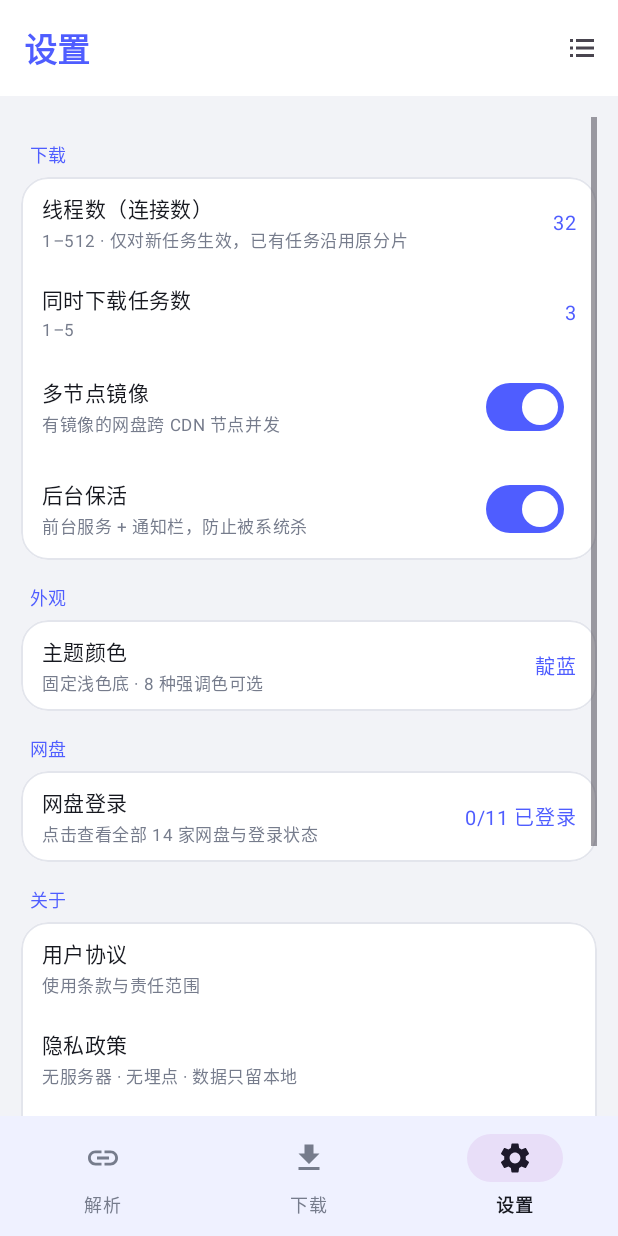
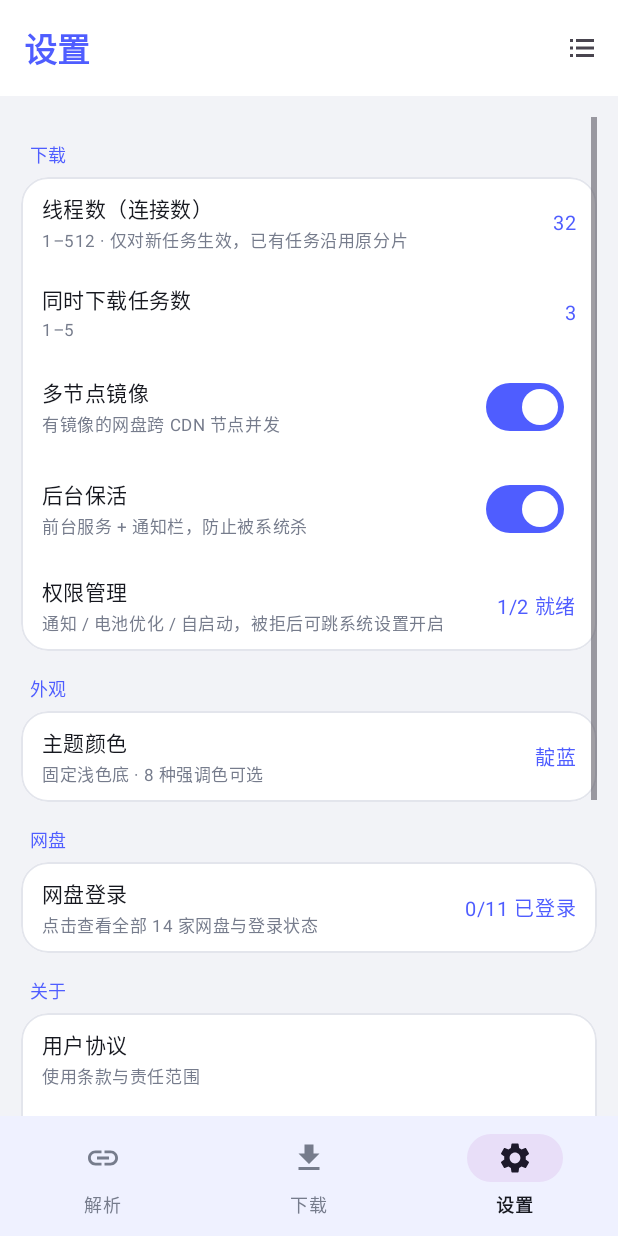
Before and after one commit to fanxing724/starbox, an Android app: the screen it shows after launch (MainActivity), item 3 of the bottom bar chosen, on a phone screen of 412 x 824 dp. Run offline under Robolectric (Android 15) with nearby library versions, the phone set to English and light mode, and no system bars.

Commit message:
0.9.15：新增权限管理页，保活权限被拒后可跳系统设置开启
设置 → 下载 → 权限管理（显示 X/Y 就绪）

四项状态与出路：
- 通知权限：13+ 可应用内申请；渠道被单独关闭时跳渠道设置；
  永久拒绝（系统不再弹窗）自动改跳应用通知设置
- 忽略电池优化：保活关键项，走 REQUEST_IGNORE_BATTERY_OPTIMIZATIONS；
  机型无该 Activity 时依次退到电池优化列表 / 应用详情页
- 存储权限：仅 ≤Android 9 需要，10+ 标注「无需」（走 MediaStore）
- 自启动/后台运行：厂商控制，无法程序化开启或读状态，
  给出各厂商常见位置说明并跳应用详情页

实现要点：
- 用 shouldShowRequestPermissionRationale + 已申请标记判断永久拒绝，
  避免反复弹无效窗
- 被拒后弹「去设置」明确出路，不把用户卡死
- onResume 重新读取真实状态，从系统设置回来即时刷新
- 通知状态同时检查总开关与 xbox_download 渠道 importance
- 页面底部常驻「系统应用详情页」「电池优化列表」两个兜底入口

```diff
--- a/app/build.gradle.kts
+++ b/app/build.gradle.kts
@@ -21,8 +21,8 @@ android {
         applicationId = "com.fanxing.xbox"
         minSdk = 24
         targetSdk = 34
-        versionCode = 24
-        versionName = "0.9.14"
+        versionCode = 25
+        versionName = "0.9.15"
     }
 
     signingConfigs {
--- a/app/src/main/AndroidManifest.xml
+++ b/app/src/main/AndroidManifest.xml
@@ -45,6 +45,7 @@
             android:configChanges="orientation|screenSize|keyboardHidden" />
         <activity android:name=".ui.PdfActivity" android:exported="false" />
         <activity android:name=".ui.LegalActivity" android:exported="false" />
+        <activity android:name=".ui.PermsActivity" android:exported="false" />
 
         <provider
             android:name="androidx.core.content.FileProvider"
--- /dev/null
+++ b/app/src/main/java/com/fanxing/xbox/ui/Perms.kt
@@ -0,0 +1,149 @@
+package com.fanxing.xbox.ui
+
+import android.Manifest
+import android.app.NotificationManager
+import android.content.Context
+import android.content.Intent
+import android.content.pm.PackageManager
+import android.net.Uri
+import android.os.Build
+import android.os.PowerManager
+import android.provider.Settings
+import androidx.core.app.NotificationManagerCompat
+import androidx.core.content.ContextCompat
+
+/**
+ * 权限与保活状态查询 + 跳转。
+ *
+ * 设计原则：任何一项被拒绝后，都必须能跳到系统设置手动开启，
+ * 不能因为「系统不再弹窗」就把用户卡死。
+ */
+object Perms {
+
+    enum class State { GRANTED, DENIED, NOT_APPLICABLE }
+
+    data class Item(
+        val key: String,
+        val title: String,
+        val why: String,
+        val state: State,
+        /** 能否在应用内直接申请（否则只能跳系统设置） */
+        val requestable: Boolean,
+        val permission: String? = null
+    )
+
+    fun notificationsEnabled(ctx: Context): Boolean =
+        NotificationManagerCompat.from(ctx).areNotificationsEnabled()
+
+    fun ignoringBattery(ctx: Context): Boolean {
+        val pm = ctx.getSystemService(Context.POWER_SERVICE) as? PowerManager ?: return false
+        return runCatching { pm.isIgnoringBatteryOptimizations(ctx.packageName) }.getOrDefault(false)
+    }
+
+    /** 通知渠道是否被用户单独关掉（总开关开着但渠道关了同样收不到） */
+    fun channelBlocked(ctx: Context): Boolean {
+        if (Build.VERSION.SDK_INT < 26) return false
+        val nm = ctx.getSystemService(Context.NOTIFICATION_SERVICE) as? NotificationManager ?: return false
+        val ch = nm.getNotificationChannel("xbox_download") ?: return false
+        return ch.importance == NotificationManager.IMPORTANCE_NONE
+    }
+
+    fun has(ctx: Context, perm: String): Boolean =
+        ContextCompat.checkSelfPermission(ctx, perm) == PackageManager.PERMISSION_GRANTED
+
+    fun items(ctx: Context): List<Item> {
+        val out = ArrayList<Item>()
+
+        // 通知：前台服务通知的载体，关了下载进度就看不见
+        val notifOk = notificationsEnabled(ctx) && !channelBlocked(ctx)
+        out.add(
+            Item(
+                "notif", "通知权限",
+                "显示下载进度与前台服务通知；关闭后后台下载可能被系统回收",
+                if (notifOk) State.GRANTED else State.DENIED,
+                Build.VERSION.SDK_INT >= 33,
+                if (Build.VERSION.SDK_INT >= 33) Manifest.permission.POST_NOTIFICATIONS else null
+            )
+        )
+
+        // 电池优化白名单：保活最关键的一项
+        out.add(
+            Item(
+                "battery", "忽略电池优化",
+                "加入白名单后，息屏/长时间下载不易被系统冻结（保活关键）",
+                if (ignoringBattery(ctx)) State.GRANTED else State.DENIED,
+                true
+            )
+        )
+
+        // 存储：仅 Android 9 及以下需要；10+ 走 MediaStore 免权限
+        if (Build.VERSION.SDK_INT <= 28) {
+            out.add(
+                Item(
+                    "storage", "存储权限",
+                    "写入公共 Download 目录（Android 10+ 已改用 MediaStore，无需此权限）",
+                    if (has(ctx, Manifest.permission.WRITE_EXTERNAL_STORAGE)) State.GRANTED else State.DENIED,
+                    true, Manifest.permission.WRITE_EXTERNAL_STORAGE
+                )
+            )
+        } else {
+            out.add(
+                Item(
+                    "storage", "存储权限",
+                    "Android 10+ 通过 MediaStore 写入 Download，无需存储权限",
+                    State.NOT_APPLICABLE, false
+                )
+            )
+        }
+
+        // 厂商自启动：无法程序化查询/开启，只能引导
+        out.add(
+            Item(
+                "autostart", "自启动 / 后台运行",
+                "部分厂商系统需手动允许自启动与后台高耗电，否则应用被杀后无法继续下载",
+                State.NOT_APPLICABLE, false
+            )
+        )
+        return out
+    }
+
+    fun readyCount(ctx: Context): Pair<Int, Int> {
+        val list = items(ctx).filter { it.state != State.NOT_APPLICABLE }
+        return list.count { it.state == State.GRANTED } to list.size
+    }
+
+    // ---------------- 跳转 ----------------
+
+    fun appDetails(ctx: Context): Intent =
+        Intent(Settings.ACTION_APPLICATION_DETAILS_SETTINGS)
+            .setData(Uri.parse("package:${ctx.packageName}"))
+            .addFlags(Intent.FLAG_ACTIVITY_NEW_TASK)
+
+    fun notificationSettings(ctx: Context): Intent = when {
+        Build.VERSION.SDK_INT >= 26 ->
+            Intent(Settings.ACTION_APP_NOTIFICATION_SETTINGS)
+                .putExtra(Settings.EXTRA_APP_PACKAGE, ctx.packageName)
+        else -> appDetails(ctx)
+    }.addFlags(Intent.FLAG_ACTIVITY_NEW_TASK)
+
+    fun channelSettings(ctx: Context): Intent =
+        if (Build.VERSION.SDK_INT >= 26) {
+            Intent(Settings.ACTION_CHANNEL_NOTIFICATION_SETTINGS)
+                .putExtra(Settings.EXTRA_APP_PACKAGE, ctx.packageName)
+                .putExtra(Settings.EXTRA_CHANNEL_ID, "xbox_download")
+                .addFlags(Intent.FLAG_ACTIVITY_NEW_TASK)
+        } else notificationSettings(ctx)
+
+    /** 请求加入电池优化白名单；部分机型没有该 Activity，调用方需兜底 */
+    fun requestIgnoreBattery(ctx: Context): Intent =
+        Intent(Settings.ACTION_REQUEST_IGNORE_BATTERY_OPTIMIZATIONS)
+            .setData(Uri.parse("package:${ctx.packageName}"))
+            .addFlags(Intent.FLAG_ACTIVITY_NEW_TASK)
+
+    fun batteryListSettings(ctx: Context): Intent =
+        Intent(Settings.ACTION_IGNORE_BATTERY_OPTIMIZATION_SETTINGS)
+            .addFlags(Intent.FLAG_ACTIVITY_NEW_TASK)
+
+    fun start(ctx: Context, intent: Intent): Boolean =
+        runCatching { ctx.startActivity(intent) }.isSuccess
+}
--- a/app/src/main/java/com/fanxing/xbox/ui/SettingsFragment.kt
+++ b/app/src/main/java/com/fanxing/xbox/ui/SettingsFragment.kt
@@ -52,6 +52,11 @@ class SettingsFragment : Fragment() {
         switchRow("后台保活", "前台服务 + 通知栏，防止被系统杀", creds.keepAlive) {
             creds.keepAlive = it
         }
+        val (pOk, pTotal) = Perms.readyCount(requireContext())
+        row("权限管理", "通知 / 电池优化 / 自启动，被拒后可跳系统设置开启",
+            "$pOk/$pTotal 就绪") {
+            startActivity(Intent(requireContext(), PermsActivity::class.java))
+        }
 
         section("外观")
         row("主题颜色", "固定浅色底 · 8 种强调色可选", Palette.nameOf(creds.colorTheme)) {
@@ -72,7 +77,7 @@ class SettingsFragment : Fragment() {
         row("免责声明", "内容来源与版权责任", "") { openLegal("disclaimer") }
         row("开源组件与许可", "AGPL-3.0 · 运行库 Apache 2.0 · 无 native 库", "") { showLicenses() }
         row("获取源代码", "AGPL-3.0 要求向使用者提供对应源码", "GitHub") { showSource() }
-        row("starbox", "版本 0.9.14 · 14 家网盘 · AGPL-3.0", "") {}
+        row("starbox", "版本 0.9.15 · 14 家网盘 · AGPL-3.0", "") {}
     }
 
     private fun openLegal(kind: String) {
```
Also changed, not shown: app/src/main/java/com/fanxing/xbox/ui/PermsActivity.kt (added, +186 -0 lines), app/src/main/res/layout/activity_perms.xml (added, +97 -0 lines).
